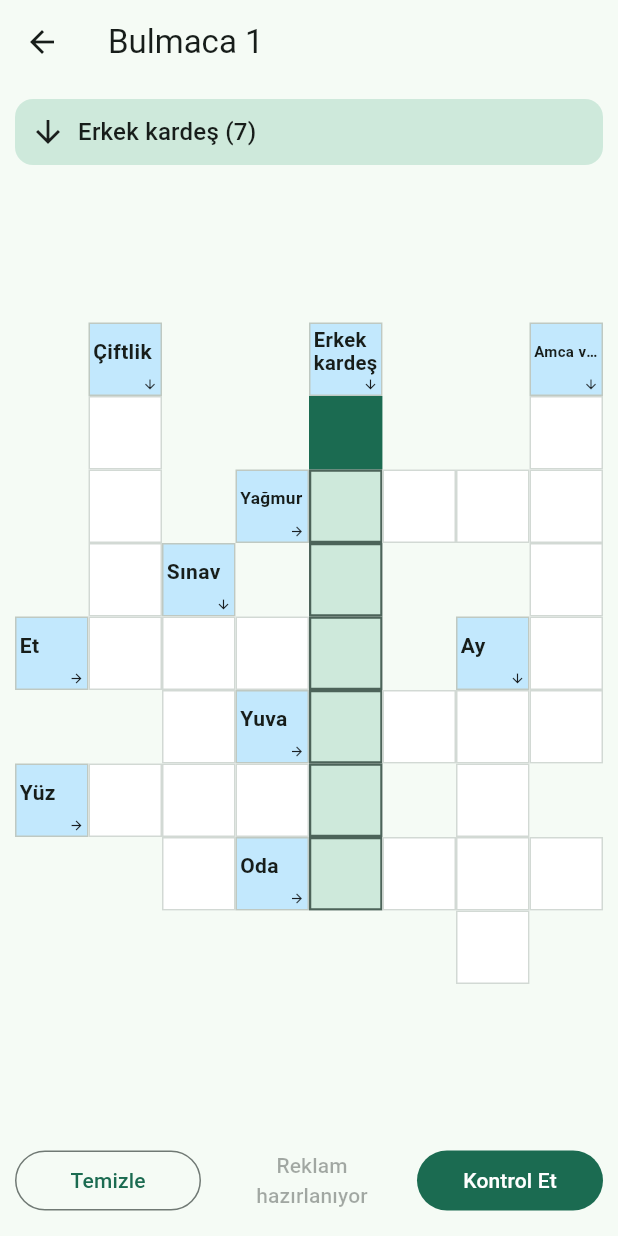
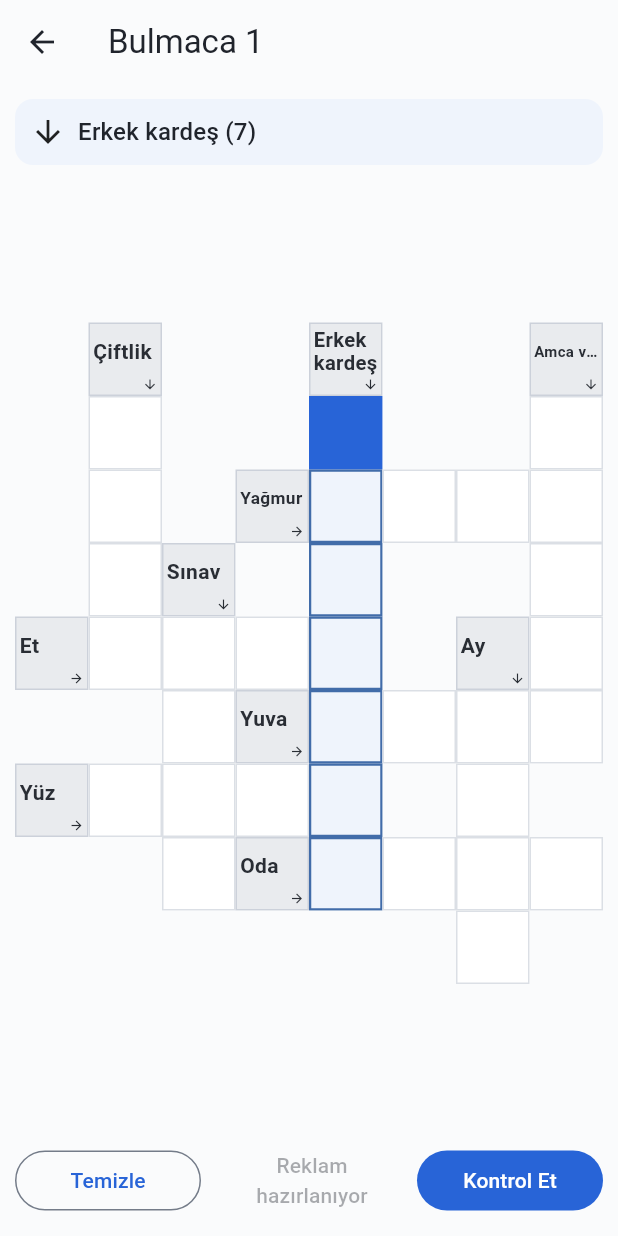
Before and after one commit to veles1010/arrowword, a Flutter app: the screen it shows after launch, after a tap on "Başla", on a phone screen of 412 x 824 dp. Run offline on Flutter 3.47's test engine with Material 3 defaults, Android fonts, the phone set to English and light mode, and no system bars; our stand-ins replace google_mobile_ads, package_info_plus, share_plus, shared_preferences.

Commit message:
feat: add settings themes and arrow blue design

```diff
--- a/lib/app/app.dart
+++ b/lib/app/app.dart
@@ -5,6 +5,8 @@ import '../features/puzzle/ads/rewarded_hint_ad_service.dart';
 import 'puzzle_session.dart';
 import 'home_screen.dart';
 import 'daily_session.dart';
+import 'app_settings.dart';
+import 'arrowword_theme.dart';
 import '../features/puzzle/presentation/puzzle_screen.dart';
 
 class ArrowwordApp extends StatelessWidget {
@@ -13,30 +15,35 @@ class ArrowwordApp extends StatelessWidget {
     this.openPuzzleDirectly = false,
     this.rewardedAdFactory,
     this.dailySession,
+    this.settings,
     super.key,
   });
   final PuzzleSession session;
   final DailySession? dailySession;
+  final AppSettings? settings;
   final RewardedHintAdService Function()? rewardedAdFactory;
   final bool openPuzzleDirectly;
   @override
-  Widget build(BuildContext context) => MaterialApp(
+  Widget build(BuildContext context) => ListenableBuilder(
+    listenable: settings ?? session,
+    builder: (context, _) => MaterialApp(
       title: 'Arrowword Prototipi',
       debugShowCheckedModeBanner: false,
       navigatorObservers: [puzzleRouteObserver],
-    theme: ThemeData(
-      useMaterial3: true,
-      colorScheme: ColorScheme.fromSeed(seedColor: const Color(0xff426B5A)),
-    ),
+      theme: ArrowwordTheme.light(),
+      darkTheme: ArrowwordTheme.dark(),
+      themeMode: settings?.themeMode ?? ThemeMode.system,
       home: openPuzzleDirectly || !session.current.isSuccess
           ? _PuzzleFlow(session: session, rewardedAdFactory: rewardedAdFactory)
           : HomeScreen(
               session: session,
+              settings: settings,
               dailySession: dailySession,
               rewardedAdFactory: rewardedAdFactory,
               puzzleBuilder: (_) => _PuzzleFlow(
                 session: session,
                 rewardedAdFactory: rewardedAdFactory,
+              ),
             ),
     ),
   );
--- /dev/null
+++ b/lib/app/app_settings.dart
@@ -0,0 +1,63 @@
+import 'package:flutter/material.dart';
+import 'package:shared_preferences/shared_preferences.dart';
+
+abstract class SettingsStore {
+  Future<String?> readTheme();
+  Future<void> writeTheme(String value);
+}
+
+class SharedPreferencesSettingsStore implements SettingsStore {
+  static const key = 'arrowword.settings.theme';
+  final _preferences = SharedPreferencesAsync();
+  @override
+  Future<String?> readTheme() => _preferences.getString(key);
+  @override
+  Future<void> writeTheme(String value) => _preferences.setString(key, value);
+}
+
+class MemorySettingsStore implements SettingsStore {
+  MemorySettingsStore([this.value]);
+  String? value;
+  int writes = 0;
+  @override
+  Future<String?> readTheme() async => value;
+  @override
+  Future<void> writeTheme(String value) async {
+    this.value = value;
+    writes++;
+  }
+}
+
+/// Separate preferences; never writes puzzle or Daily progress.
+class AppSettings extends ChangeNotifier {
+  AppSettings(this.store, [this._themeMode = ThemeMode.system]);
+  final SettingsStore store;
+  ThemeMode _themeMode;
+  ThemeMode get themeMode => _themeMode;
+  Future<void> _writes = Future.value();
+  Future<void> get flush => _writes;
+  static Future<AppSettings> restore(SettingsStore store) async {
+    var mode = ThemeMode.system;
+    try {
+      final value = await store.readTheme();
+      mode = ThemeMode.values.firstWhere(
+        (mode) => mode.name == value,
+        orElse: () => ThemeMode.system,
+      );
+    } catch (_) {
+      /* Invalid preference types/read failures use System. */
+    }
+    return AppSettings(store, mode);
+  }
+
+  void setTheme(ThemeMode mode) {
+    if (mode == _themeMode) return;
+    _themeMode = mode;
+    notifyListeners();
+    _writes = _writes.then((_) => store.writeTheme(mode.name)).catchError((
+      Object error,
+    ) {
+      debugPrint('Theme preference save failed: $error');
+    });
+  }
+}
--- /dev/null
+++ b/lib/app/arrowword_theme.dart
@@ -0,0 +1,80 @@
+import 'package:flutter/material.dart';
+
+/// Blue identity with neutral surfaces; semantic roles also style puzzle cells.
+abstract final class ArrowwordTheme {
+  static const arrowBlue = Color(0xff3478f6);
+
+  static ThemeData light() => _theme(Brightness.light);
+  static ThemeData dark() => _theme(Brightness.dark);
+
+  static ThemeData _theme(Brightness brightness) {
+    final dark = brightness == Brightness.dark;
+    final scheme =
+        ColorScheme.fromSeed(
+          seedColor: arrowBlue,
+          brightness: brightness,
+        ).copyWith(
+          // Slightly deeper than the seed so white button/cell text stays readable.
+          primary: dark ? const Color(0xff9bbcff) : const Color(0xff2864d7),
+          onPrimary: dark ? const Color(0xff102d60) : const Color(0xffffffff),
+          primaryContainer: dark
+              ? const Color(0xff253956)
+              : const Color(0xffe5eeff),
+          onPrimaryContainer: dark
+              ? const Color(0xffdbe7ff)
+              : const Color(0xff173968),
+          secondary: dark ? const Color(0xff8eaee2) : const Color(0xff416ca9),
+          secondaryContainer: dark
+              ? const Color(0xff222e40)
+              : const Color(0xffeff4fc),
+          onSecondaryContainer: dark
+              ? const Color(0xffe0e8f6)
+              : const Color(0xff263a56),
+          // Clue cells use a neutral, not chromatic, tertiary container.
+          tertiaryContainer: dark
+              ? const Color(0xff303237)
+              : const Color(0xffe9ebee),
+          onTertiaryContainer: dark
+              ? const Color(0xffeef0f3)
+              : const Color(0xff292d34),
+          surface: dark ? const Color(0xff18191c) : const Color(0xfffafbfc),
+          surfaceDim: dark ? const Color(0xff18191c) : const Color(0xffd9dce1),
+          surfaceBright: dark
+              ? const Color(0xff393b40)
+              : const Color(0xfffafbfc),
+          surfaceContainerLowest: dark
+              ? const Color(0xff121316)
+              : const Color(0xffffffff),
+          surfaceContainerLow: dark
+              ? const Color(0xff202125)
+              : const Color(0xfff4f5f7),
+          surfaceContainer: dark
+              ? const Color(0xff27282d)
+              : const Color(0xffeff0f3),
+          surfaceContainerHigh: dark
+              ? const Color(0xff2e3035)
+              : const Color(0xffe8eaee),
+          surfaceContainerHighest: dark
+              ? const Color(0xff36383e)
+              : const Color(0xffe1e4e9),
+          onSurface: dark ? const Color(0xfff0f1f4) : const Color(0xff20242c),
+          onSurfaceVariant: dark
+              ? const Color(0xffc1c5ce)
+              : const Color(0xff505763),
+          outline: dark ? const Color(0xff8b919c) : const Color(0xff747c89),
+          outlineVariant: dark
+              ? const Color(0xff4b5059)
+              : const Color(0xffccd1da),
+        );
+    return ThemeData(
+      useMaterial3: true,
+      colorScheme: scheme,
+      scaffoldBackgroundColor: scheme.surface,
+      appBarTheme: AppBarTheme(
+        backgroundColor: scheme.surface,
+        surfaceTintColor: Colors.transparent,
+      ),
+      cardTheme: const CardThemeData(surfaceTintColor: Colors.transparent),
+    );
+  }
+}
--- a/lib/app/home_screen.dart
+++ b/lib/app/home_screen.dart
@@ -9,6 +9,8 @@ import 'daily_puzzle_screen.dart';
 import 'statistics_screen.dart';
 import 'daily_history_screen.dart';
 import 'daily_statistics.dart';
+import 'app_settings.dart';
+import 'settings_screen.dart';
 
 class HomeScreen extends StatefulWidget {
   const HomeScreen({
@@ -16,10 +18,12 @@ class HomeScreen extends StatefulWidget {
     required this.puzzleBuilder,
     this.rewardedAdFactory,
     this.dailySession,
+    this.settings,
     super.key,
   });
   final PuzzleSession session;
   final DailySession? dailySession;
+  final AppSettings? settings;
   final WidgetBuilder puzzleBuilder;
   final RewardedHintAdService Function()? rewardedAdFactory;
   @override
@@ -111,7 +115,25 @@ class _HomeScreenState extends State<HomeScreen> with WidgetsBindingObserver {
           session.letters.isEmpty &&
           session.completedThrough == 0;
       return Scaffold(
-        appBar: AppBar(title: const Text('Arrowword')),
+        appBar: AppBar(
+          title: const Text('Arrowword'),
+          actions: [
+            if (widget.settings != null)
+              IconButton(
+                tooltip: 'Ayarlar',
+                icon: const Icon(Icons.settings_outlined),
+                onPressed: () async {
+                  await Navigator.of(context).push<void>(
+                    MaterialPageRoute(
+                      builder: (_) =>
+                          SettingsScreen(settings: widget.settings!),
+                    ),
+                  );
+                  _returnedHome();
+                },
+              ),
+          ],
+        ),
         body: SafeArea(
           child: LayoutBuilder(
             builder: (context, constraints) => SingleChildScrollView(
--- a/lib/features/puzzle/presentation/clue_text.dart
+++ b/lib/features/puzzle/presentation/clue_text.dart
@@ -13,8 +13,11 @@ class ClueText extends StatelessWidget {
   Widget build(BuildContext context) {
     final scaler = MediaQuery.textScalerOf(context);
     final direction = Directionality.of(context);
-    final baseStyle = DefaultTextStyle.of(context).style
-        .copyWith(height: 1.1, fontWeight: FontWeight.w600);
+    final baseStyle = DefaultTextStyle.of(context).style.copyWith(
+      height: 1.1,
+      fontWeight: FontWeight.w600,
+      color: Theme.of(context).colorScheme.onTertiaryContainer,
+    );
     final words = clue.trim().split(RegExp(r'\s+'));
     final singleLine = words.join(' ');
     final candidates = [
--- a/lib/features/puzzle/presentation/puzzle_screen.dart
+++ b/lib/features/puzzle/presentation/puzzle_screen.dart
@@ -580,6 +580,7 @@ class _Cell extends StatelessWidget {
                         ? Icons.arrow_forward
                         : Icons.arrow_downward,
                     size: 10,
+                    color: cs.onTertiaryContainer,
                   ),
                 ),
               ],
@@ -590,6 +591,21 @@ class _Cell extends StatelessWidget {
     }
     final selected = game.isSelected(p);
     final bad = game.isIncorrect(p);
+    final hinted = game.isHint(p);
+    final edge = BorderSide(
+      color: bad
+          ? cs.error
+          : selected
+          ? cs.primary
+          : game.isActive(p)
+          ? cs.secondary
+          : cs.outlineVariant.withValues(alpha: 0.7),
+      width: selected
+          ? 2.5
+          : game.isActive(p)
+          ? 1.5
+          : 1,
+    );
     return InkWell(
       onTap: onTap,
       child: Container(
@@ -601,32 +617,39 @@ class _Cell extends StatelessWidget {
               ? cs.primary
               : game.isActive(p)
               ? cs.secondaryContainer
+              : hinted
+              ? cs.primaryContainer
               : cs.surfaceContainerLowest,
-          border: Border.all(
-            color: selected
-                ? cs.primary
-                : game.isActive(p)
-                ? cs.secondary
-                : cs.outlineVariant.withValues(alpha: 0.7),
-            width: selected
-                ? 2.5
-                : game.isActive(p)
-                ? 1.5
-                : 1,
+          border: Border(
+            top: edge,
+            left: edge,
+            right: edge,
+            bottom: hinted
+                ? BorderSide(
+                    color: selected ? cs.onPrimary : cs.primary,
+                    width: 3,
+                  )
+                : edge,
           ),
         ),
+        child: Semantics(
+          label: hinted ? 'İpucuyla açıldı, kilitli' : null,
           child: FittedBox(
             fit: BoxFit.scaleDown,
             child: Text(
               game.letterAt(p) ?? '',
               style: Theme.of(c).textTheme.titleLarge?.copyWith(
                 fontWeight: FontWeight.bold,
-              decoration: game.isHint(p) ? TextDecoration.underline : null,
+                decoration: hinted ? TextDecoration.underline : null,
+                decorationThickness: hinted ? 2 : null,
                 color: bad
                     ? cs.onErrorContainer
                     : selected
                     ? cs.onPrimary
+                    : game.isActive(p)
+                    ? cs.onSecondaryContainer
                     : cs.onSurface,
+              ),
             ),
           ),
         ),
--- a/lib/main.dart
+++ b/lib/main.dart
@@ -2,6 +2,7 @@ import 'package:flutter/widgets.dart';
 import 'package:flutter/foundation.dart';
 
 import 'app/app.dart';
+import 'app/app_settings.dart';
 import 'app/development_puzzle.dart';
 import 'app/puzzle_session.dart';
 import 'app/daily_session.dart';
@@ -33,9 +34,11 @@ Future<void> main() async {
   final daily = startIndex == null
       ? await DailySession.restore(store: SharedPreferencesDailyProgressStore())
       : null;
+  final settings = await AppSettings.restore(SharedPreferencesSettingsStore());
   runApp(
     ArrowwordApp(
       session: session,
+      settings: settings,
       dailySession: daily,
       openPuzzleDirectly: startIndex != null,
       rewardedAdFactory: createHintAdService,
--- a/pubspec.yaml
+++ b/pubspec.yaml
@@ -33,10 +33,10 @@ dependencies:
 
   # The following adds the Cupertino Icons font to your application.
   # Use with the CupertinoIcons class for iOS style icons.
-  cupertino_icons: ^1.0.8
   shared_preferences: ^2.5.5
   google_mobile_ads: ^9.1.0
   share_plus: ^13.3.1
+  package_info_plus: ^10.2.2
 
 dev_dependencies:
   flutter_test:
```
Also changed, not shown: lib/app/about_screen.dart (added, +54 -0 lines), lib/app/settings_screen.dart (added, +56 -0 lines), pubspec.lock, 5 other files. Lines whose indentation alone changed are shown as unchanged.
